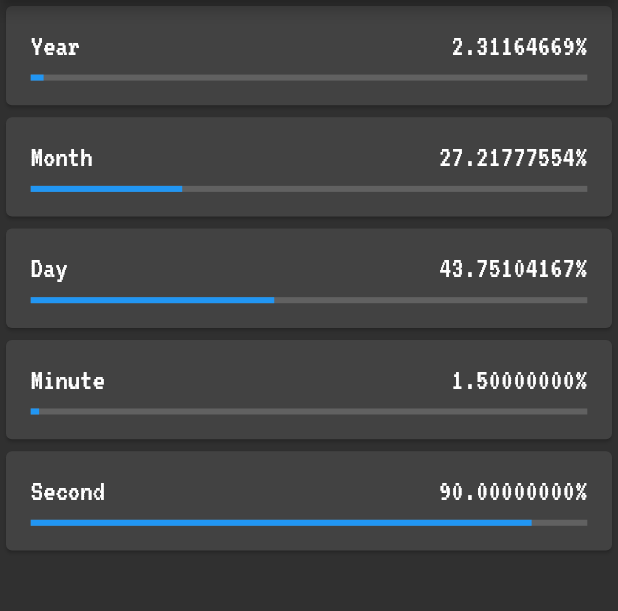
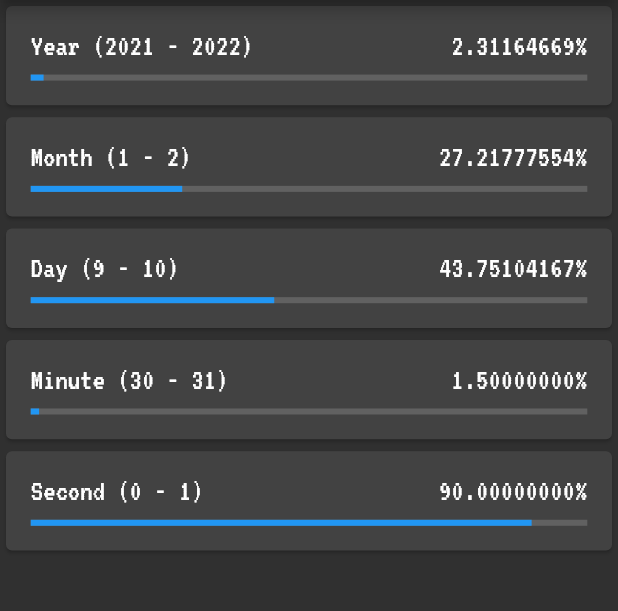
Before and after one commit to aboqasem/time_progress, a Flutter app: the first screen one second after launch, on a phone screen of 412 x 824 dp, the part 84-695 px from its top. Run offline on Flutter 3.47's test engine with Material 2 defaults, Android fonts, the phone set to English and light mode, and no system bars; our stand-ins replace sizer; missing offline and left inert: firebase_admob; accounts and stored records are empty.

```diff
--- a/lib/screens/widgets/progress_card.dart
+++ b/lib/screens/widgets/progress_card.dart
@@ -3,10 +3,12 @@ import 'package:sizer/sizer.dart';
 
 class ProgressCard extends StatelessWidget {
   final String title;
+  final String description;
   final double progress;
 
   ProgressCard({
     @required this.title,
+    @required this.description,
     @required this.progress,
   });
 
@@ -20,7 +22,10 @@ class ProgressCard extends StatelessWidget {
             Row(
               mainAxisAlignment: MainAxisAlignment.spaceBetween,
               children: [
-                Text(title, style: TextStyle(fontFamily: 'VT323')),
+                Text(
+                  '$title ($description)',
+                  style: TextStyle(fontFamily: 'VT323'),
+                ),
                 Text(
                   '${progress.toStringAsFixed(8)}%',
                   style: TextStyle(fontFamily: 'VT323'),
--- a/lib/screens/widgets/progress_cards_list_view.dart
+++ b/lib/screens/widgets/progress_cards_list_view.dart
@@ -45,22 +45,27 @@ class _ProgressCardListViewState extends State<ProgressCardListView> {
       children: [
         ProgressCard(
           title: 'Year',
+          description: '${beginYear.year} - ${endYear.year}',
           progress: progress(beginYear, endYear),
         ),
         ProgressCard(
           title: 'Month',
+          description: '${beginMonth.month} - ${endMonth.month}',
           progress: progress(beginMonth, endMonth),
         ),
         ProgressCard(
           title: 'Day',
+          description: '${beginDay.day} - ${endDay.day}',
           progress: progress(beginDay, endDay),
         ),
         ProgressCard(
           title: 'Minute',
+          description: '${beginMinute.minute} - ${endMinute.minute}',
           progress: progress(beginMinute, endMinute),
         ),
         ProgressCard(
           title: 'Second',
+          description: '${beginSecond.second} - ${endSecond.second}',
           progress: progress(beginSecond, endSecond),
         ),
       ],
```
